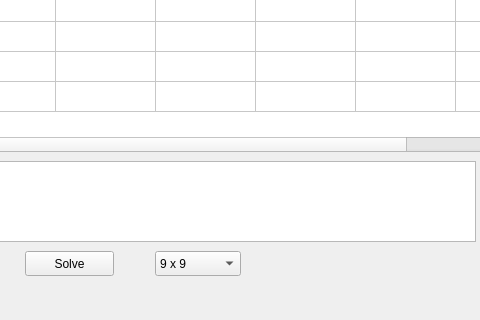
This is mainwindow.ui in hvdbrand/puzzle-solver as Qt 5 draws it before an edit; both pictures show x 465 to 945 and y 356 to 676 of the 1231 by 676 pixel window. The edited form follows.
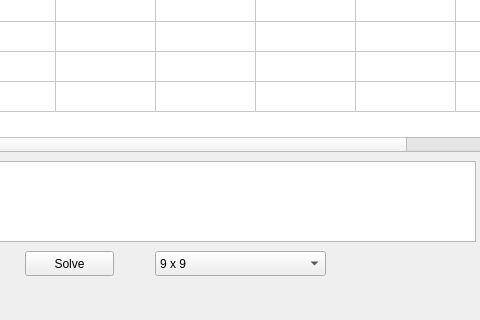
This is the edited form.

```diff
--- a/mainwindow.ui
+++ b/mainwindow.ui
@@ -230,7 +230,7 @@
      <rect>
       <x>620</x>
       <y>590</y>
-      <width>86</width>
+      <width>171</width>
       <height>25</height>
      </rect>
     </property>
```
Left out of the diff: 5 changed lines with no effect on the pictures.
